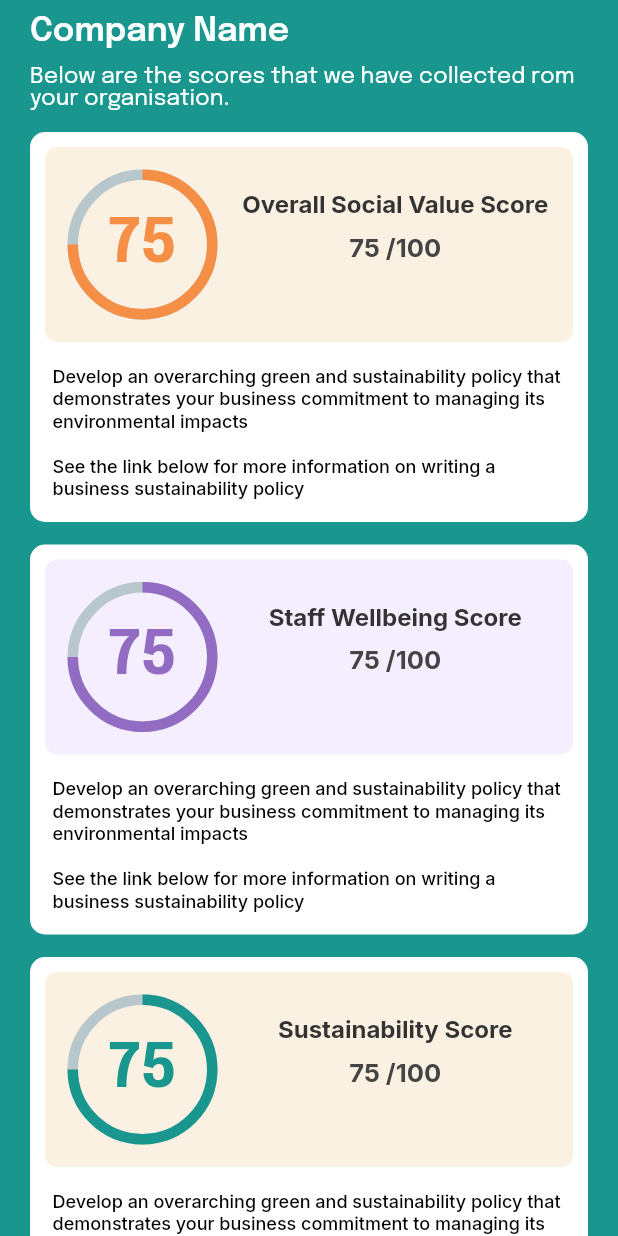
After one commit to priyankgandhi0/social_value, a Flutter app: the SocialValueScore screen opened by its route, on a phone screen of 412 x 824 dp. The commit adds this screen. Run offline on Flutter 3.47's test engine with Material 2 defaults, Android fonts, the phone set to English and light mode, and no system bars; drawn by our look-alikes of percent_indicator; our stand-ins replace device_info, file_picker, flutter_svg, get, google_fonts, image_picker and 3 more; accounts and stored records are empty; project files that could hold a hidden picture were left out.

Commit message:
=> social value score screen complete.

```diff
--- a/lib/ui/main/help_support/help_support.dart
+++ b/lib/ui/main/help_support/help_support.dart
@@ -146,16 +146,13 @@ class HelpSupport extends StatelessWidget {
                 fontSize: 16,
               ),
               10.0.addHSpace(),
-              SizedBox(
-                height: 350,
-                child: ListView.builder(
+              ListView.builder(
                 scrollDirection: Axis.vertical,
-                  itemCount: 4,
+                itemCount: 7,
                 shrinkWrap: true,
                 physics: NeverScrollableScrollPhysics(),
                 itemBuilder: (context, index) {
-                    return expandedTile('How do I add a user to my account?',
-                        () {
+                  return expandedTile('How do I add a user to my account?', () {
                     ctrl.index.value = index;
                     ctrl.update();
                     if (ctrl.index.value == index) {
@@ -165,12 +162,8 @@ class HelpSupport extends StatelessWidget {
                         ctrl.changed(true, "text");
                       }
                     }
+                  }, isExpandable: ctrl.index.value == index);
                 },
-                        isExpandable: ctrl.index.value == index
-                            ? ctrl.visibility.value
-                            : false);
-                  },
-                ),
               ),
 
               /*expandedTile('How do I add a user to my account?', () {
@@ -180,7 +173,7 @@ class HelpSupport extends StatelessWidget {
                   ctrl.changed(true, "text");
                 }
               }, isExpandable: ctrl.visibility.value),*/
-              10.0.addHSpace(),
+              20.0.addHSpace(),
             ],
           ).paddingSymmetric(horizontal: 10),
         ),
--- /dev/null
+++ b/lib/ui/main/soical_value_score_page/soical_value_score.dart
@@ -0,0 +1,76 @@
+import 'package:flutter/material.dart';
+import 'package:get/get.dart';
+import 'package:social_value/utils/extension.dart';
+
+import '../../../theme/app_color.dart';
+import '../../../widgets/common_card.dart';
+
+class SocialValueScore extends StatelessWidget {
+  const SocialValueScore({Key? key}) : super(key: key);
+
+  @override
+  Widget build(BuildContext context) {
+    return Scaffold(
+      backgroundColor: darkGreen,
+      body: SingleChildScrollView(
+        child: SafeArea(
+          child: Column(
+            crossAxisAlignment: CrossAxisAlignment.start,
+            children: [
+              10.0.addHSpace(),
+              'Company Name'.appEpilogueTextStyle(
+                fontSize: 22,
+                fontWeight: FontWeight.w600,
+                fontColor: Colors.white,
+              ),
+              10.0.addHSpace(),
+              'Below are the scores that we have collected rom your organisation.'
+                  .appEpilogueTextStyle(
+                fontSize: 15,
+                fontWeight: FontWeight.w400,
+                fontColor: Colors.white,
+              ),
+              15.0.addHSpace(),
+              ScorePageCard(
+                scoreTitle: 'Overall Social Value Score',
+                scoreDesc: '75 /100',
+                percentage: 0.75,
+                bgColor: lightOrange,
+                percentageColor: darkOrange,
+                score: '75',
+              ),
+              15.0.addHSpace(),
+              ScorePageCard(
+                scoreTitle: 'Staff Wellbeing Score',
+                scoreDesc: '75 /100',
+                percentage: 0.75,
+                bgColor: lightDeepPurple,
+                percentageColor: darkDeepPurple,
+                score: '75',
+              ),
+              15.0.addHSpace(),
+              ScorePageCard(
+                scoreTitle: 'Sustainability Score',
+                scoreDesc: '75 /100',
+                percentage: 0.75,
+                bgColor: lightOrange,
+                percentageColor: darkGreen,
+                score: '75',
+              ),
+              15.0.addHSpace(),
+              ScorePageCard(
+                scoreTitle: 'EDI Score',
+                scoreDesc: '75 /100',
+                percentage: 0.75,
+                bgColor: lightSky,
+                percentageColor: darkSky,
+                score: '75',
+              ),
+              15.0.addHSpace(),
+            ],
+          ).paddingSymmetric(horizontal: 20),
+        ),
+      ),
+    );
+  }
+}
--- a/lib/utils/routes_manager.dart
+++ b/lib/utils/routes_manager.dart
@@ -2,6 +2,7 @@ import 'package:get/get.dart';
 import 'package:social_value/ui/main/community/community_main/community_main.dart';
 import 'package:social_value/ui/main/help_support/help_support.dart';
 import 'package:social_value/ui/main/planet/planet_main/planet_main.dart';
+import 'package:social_value/ui/main/soical_value_score_page/soical_value_score.dart';
 import 'package:social_value/ui/main/terms_condition/terms_condition.dart';
 
 import '../splash_screen.dart';
@@ -30,6 +31,7 @@ class Routes {
   static String staffSurveyQuestion = "/StaffSurvey_Question";
   static String termsCondition = "/termsCondition";
   static String helpSupport = "/helpSupport";
+  static String socialValueScore = "/socialValueScore";
 
   static List<GetPage> pages = [
     GetPage(
@@ -85,5 +87,9 @@ class Routes {
         name: Routes.staffSurveyQuestion,
         page: () => StaffSurveyQuestion(),
         transition: Transition.noTransition),
+    GetPage(
+        name: Routes.socialValueScore,
+        page: () => SocialValueScore(),
+        transition: Transition.noTransition),
   ];
 }
--- a/lib/widgets/common_card.dart
+++ b/lib/widgets/common_card.dart
@@ -2,6 +2,7 @@ import 'dart:ui';
 
 import 'package:flutter/material.dart';
 import 'package:get/get.dart';
+import 'package:percent_indicator/circular_percent_indicator.dart';
 import 'package:social_value/utils/extension.dart';
 
 import '../constant/app_string.dart';
@@ -737,3 +738,96 @@ class ReasonVolunterringCard extends StatelessWidget {
     );
   }
 }
+
+class ScorePageCard extends StatelessWidget {
+  ScorePageCard({
+    Key? key,
+    required this.scoreTitle,
+    required this.scoreDesc,
+    required this.score,
+    required this.percentage,
+    required this.bgColor,
+    required this.percentageColor,
+    this.scoreTitleColor,
+    this.scoreDescColor,
+  }) : super(key: key);
+
+  String scoreTitle;
+  String scoreDesc;
+  String score;
+  double percentage = 0.0;
+  Color bgColor;
+  Color percentageColor;
+  Color? scoreTitleColor;
+  Color? scoreDescColor;
+
+  @override
+  Widget build(BuildContext context) {
+    return Container(
+      width: Get.size.width,
+      decoration: BoxDecoration(
+          borderRadius: BorderRadius.circular(10), color: Colors.white),
+      child: Column(
+        children: [
+          Container(
+            decoration: BoxDecoration(
+                borderRadius: BorderRadius.circular(8), color: bgColor),
+            child: Row(crossAxisAlignment: CrossAxisAlignment.start, children: [
+              15.0.addWSpace(),
+              CircularPercentIndicator(
+                radius: 50.0,
+                lineWidth: 7.0,
+                percent: percentage,
+                center: score.appEpilogueTextStyle(
+                    fontWeight: FontWeight.w700,
+                    fontSize: 40,
+                    fontColor: percentageColor),
+                progressColor: percentageColor,
+              ),
+              Expanded(
+                child: Column(
+                  mainAxisAlignment: MainAxisAlignment.center,
+                  crossAxisAlignment: CrossAxisAlignment.center,
+                  children: [
+                    13.0.addHSpace(),
+                    scoreTitle.interTextStyle(
+                        fontWeight: FontWeight.w700,
+                        fontSize: 16,
+                        textAlign: TextAlign.center,
+                        fontColor: scoreTitleColor ?? const Color(0xff333333)),
+                    10.0.addHSpace(),
+                    scoreDesc.interTextStyle(
+                        fontWeight: FontWeight.w700,
+                        fontSize: 17,
+                        fontColor: scoreDescColor ?? const Color(0xff444444)),
+                  ],
+                ).paddingSymmetric(horizontal: 10),
+              ),
+            ]).paddingSymmetric(vertical: 15),
+          ),
+          15.0.addHSpace(),
+          Padding(
+            padding: EdgeInsets.only(left: 5),
+            child:
+                'Develop an overarching green and sustainability policy that demonstrates your business commitment to managing its environmental impacts'
+                    .interTextStyle(
+              fontWeight: FontWeight.w500,
+              fontSize: 12,
+            ),
+          ),
+          15.0.addHSpace(),
+          Padding(
+            padding: EdgeInsets.only(left: 5),
+            child:
+                'See the link below for more information on writing a business sustainability policy'
+                    .interTextStyle(
+              fontWeight: FontWeight.w500,
+              fontSize: 12,
+            ),
+          ),
+          5.0.addHSpace(),
+        ],
+      ).paddingSymmetric(vertical: 10, horizontal: 10),
+    );
+  }
+}
--- a/lib/widgets/expanable_widget.dart
+++ b/lib/widgets/expanable_widget.dart
@@ -49,6 +49,6 @@ Widget expandedTile(String title, Function() onclick, {bool? isExpandable}) {
                     size: 15,
                   ).paddingOnly(right: 10),
           ],
-        )),
+        )).paddingSymmetric(vertical: 5),
   );
 }
```
Lines whose indentation alone changed are shown as unchanged.
